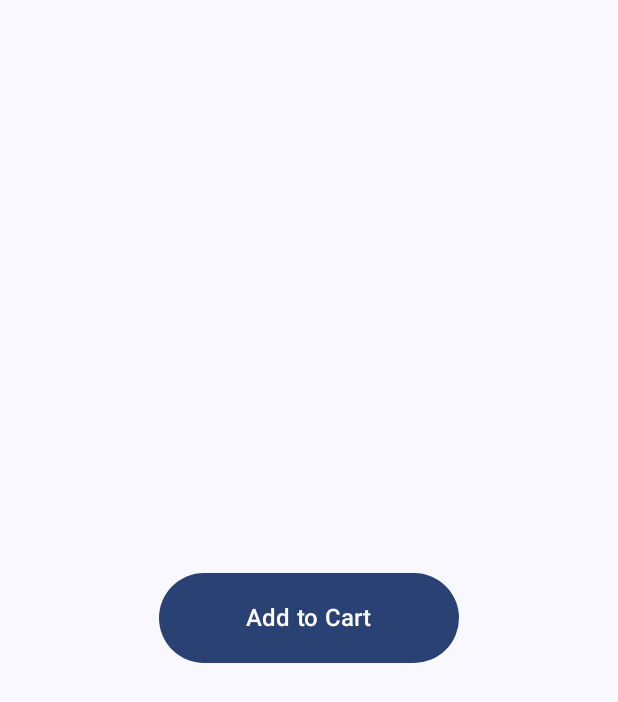
After one commit to hazemkhaled241/E-Shop-Compose, an Android app built with Jetpack Compose: the composable AddToCartButton shown on its own in the app's theme, on a phone screen of 412 x 824 dp. The commit adds this screen. Shown: the top 702 px of the screen. Run offline under Robolectric (Android 15) with nearby library versions, the phone set to English and light mode, and no system bars; 4 statements that could not run were skipped.

Commit message:
all functionalities implemented

```diff
--- /dev/null
+++ b/app/src/main/java/com/hazem/eshop/presentation/details/component/AddToCartButton.kt
@@ -0,0 +1,39 @@
+package com.hazem.eshop.presentation.details.component
+
+import androidx.compose.foundation.layout.Box
+import androidx.compose.foundation.layout.fillMaxSize
+import androidx.compose.foundation.layout.height
+import androidx.compose.foundation.layout.padding
+import androidx.compose.foundation.layout.width
+import androidx.compose.foundation.shape.RoundedCornerShape
+import androidx.compose.material3.Button
+import androidx.compose.material3.ButtonDefaults
+import androidx.compose.material3.Text
+import androidx.compose.runtime.Composable
+import androidx.compose.ui.Alignment
+import androidx.compose.ui.Modifier
+import androidx.compose.ui.draw.clip
+import androidx.compose.ui.graphics.Color
+import androidx.compose.ui.unit.dp
+import androidx.compose.ui.unit.sp
+
+@Composable
+fun AddToCartButton() {
+    Box(modifier = Modifier.fillMaxSize(), contentAlignment = Alignment.Center) {
+        Button(
+            colors = ButtonDefaults.buttonColors(
+                contentColor = Color.White
+            ),
+            modifier = Modifier
+                .width(200.dp)
+                .padding(top = 30.dp, bottom = 30.dp)
+                .height(60.dp)
+                .clip(RoundedCornerShape(15.dp)),
+            onClick = {
+                //show message
+            },
+        ) {
+            Text(text = "Add to Cart", fontSize = 16.sp)
+        }
+    }
+}
--- a/app/src/main/res/values/strings.xml
+++ b/app/src/main/res/values/strings.xml
@@ -3,4 +3,6 @@
     <string name="Product_Image">Product Image</string>
     <string name="shopping_cart_icon">Shopping Cart Icon</string>
     <string name="error_image">Error Image</string>
+    <string name="back_icon">Back Icon</string>
+    <string name="star_icon">Star Icon</string>
 </resources>
```
Also changed, not shown: app/src/main/java/com/hazem/eshop/presentation/details/DetailsScreen.kt (+38 -7 lines), app/src/main/java/com/hazem/eshop/presentation/details/component/LowerComponent.kt (added, +51 -0 lines), app/src/main/java/com/hazem/eshop/presentation/details/component/UpperComponent.kt (added, +79 -0 lines).
